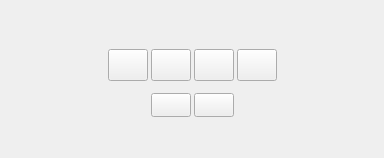
This is src/gui/music_control.ui in univrsal/tuna as Qt 5 draws it before an edit. The edited form follows.
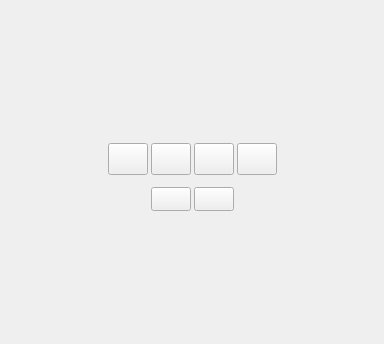
This is the edited form. Icons and pictures are not drawn.

```diff
--- a/src/gui/music_control.ui
+++ b/src/gui/music_control.ui
@@ -7,7 +7,7 @@
     <x>0</x>
     <y>0</y>
     <width>384</width>
-    <height>158</height>
+    <height>344</height>
    </rect>
   </property>
   <property name="windowIcon">
@@ -18,7 +18,7 @@
    <bool>true</bool>
   </property>
   <property name="features">
-   <set>QDockWidget::AllDockWidgetFeatures</set>
+   <set>QDockWidget::DockWidgetFloatable|QDockWidget::DockWidgetMovable</set>
   </property>
   <property name="windowTitle">
    <string>tuna.dock.title</string>
```
Left out of the diff: 4 changed lines with no effect on the pictures.
